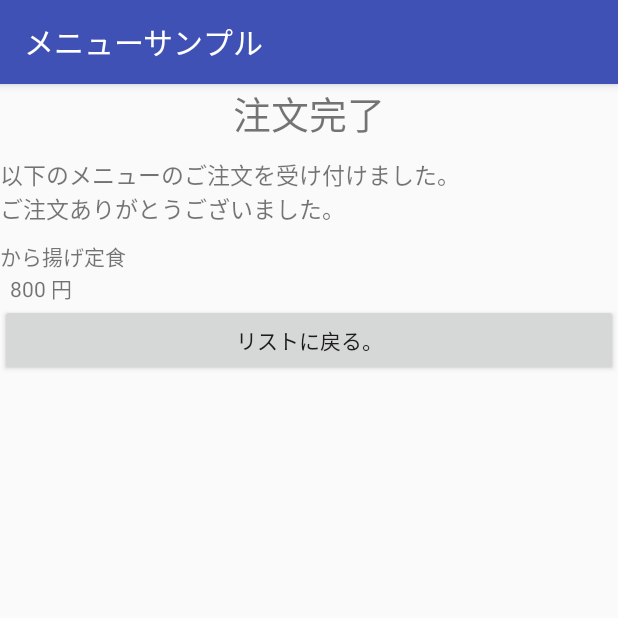
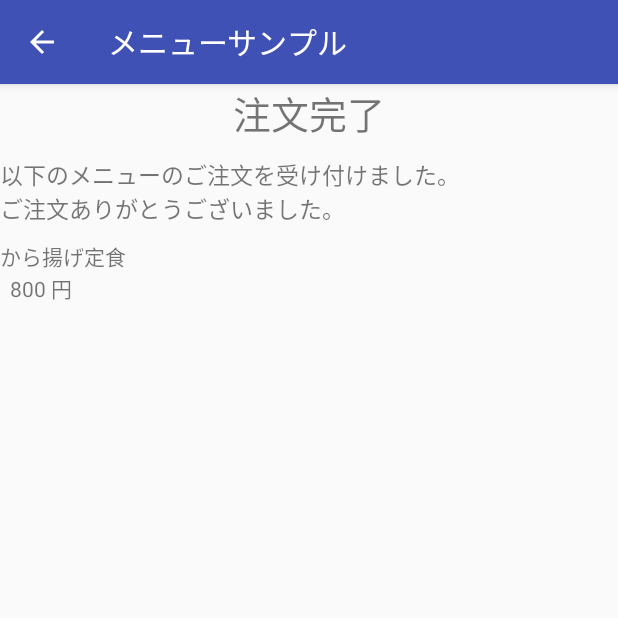
Before and after one commit to mattukouta/WINGS-project, an Android app: the screen it shows after launch (Main2Activity), after a tap on "から揚げ定食", on a phone screen of 412 x 824 dp, the top half of it. Run offline under Robolectric (Android 15) with nearby library versions, the light colour scheme and no system bars.

Commit message:
あとちょい

```diff
--- a/MenuSample/app/src/main/java/sample/kouta/menusample/Main2Activity.kt
+++ b/MenuSample/app/src/main/java/sample/kouta/menusample/Main2Activity.kt
@@ -3,6 +3,7 @@ package sample.kouta.menusample
 
 import android.support.v7.app.AppCompatActivity
 import android.os.Bundle
+import android.view.MenuItem
 import android.view.View
 import android.widget.TextView
 
@@ -22,9 +23,16 @@ class Main2Activity : AppCompatActivity() {
 
         tvMenuName.setText(menuName)
         tvMenuPrice.setText(menuPrice)
+
+        var actionBar=supportActionBar
+        actionBar!!.setDisplayHomeAsUpEnabled(true)
     }
 
-    fun onBackButtonClick(view: View){
-        finish()
+    override fun onOptionsItemSelected(item: MenuItem): Boolean {
+        var itemId=item.itemId
+        if (itemId==android.R.id.home){
+            finish()
+        }
+        return super.onOptionsItemSelected(item)
     }
 }
--- a/MenuSample/app/src/main/res/layout/activity_main2.xml
+++ b/MenuSample/app/src/main/res/layout/activity_main2.xml
@@ -34,10 +34,4 @@
             android:layout_height="wrap_content" />
     </LinearLayout>
 
-    <Button
-        android:layout_width="match_parent"
-        android:layout_height="wrap_content"
-        android:onClick="onBackButtonClick"
-        android:text="@string/bt_thx_back"/>
-
 </LinearLayout>
--- /dev/null
+++ b/MenuSample/app/src/main/res/menu/menu_context_menu_list.xml
@@ -0,0 +1,10 @@
+<?xml version="1.0" encoding="utf-8"?>
+<menu xmlns:android="http://schemas.android.com/apk/res/android">
+    <item
+        android:id="@+id/menuListContextDesc"
+        android:title="@string/menu_list_context_desc"/>
+    <item
+        android:id="@+id/menuListContextOrder"
+        android:title="@string/menu_list_context_order"/>
+
+</menu>
--- /dev/null
+++ b/MenuSample/app/src/main/res/menu/menu_options_menu_list.xml
@@ -0,0 +1,13 @@
+<?xml version="1.0" encoding="utf-8"?>
+<menu xmlns:android="http://schemas.android.com/apk/res/android"
+    xmlns:http="http://schemas.android.com/apk/res-auto"
+    xmlns:app="http://schemas.android.com/tools">
+    <item
+        android:id="@+id/menuListOptionTeisyoku"
+        app:showAsAction="never"
+        android:title="@string/menu_list_options_teisyoku"/>
+    <item
+        android:id="@+id/menuListOptionCurry"
+        app:showAsAction="never"
+        android:title="@string/menu_list_options_curry"/>
+</menu>
--- a/MenuSample/app/src/main/res/values/strings.xml
+++ b/MenuSample/app/src/main/res/values/strings.xml
@@ -8,5 +8,4 @@
     <string name="mebu_list_context_header">操作を選んでください。</string>
     <string name="tv_thx_title">注文完了</string>
     <string name="tv_thx_desc">以下のメニューのご注文を受け付けました。\nご注文ありがとうございました。</string>
-    <string name="bt_thx_back">リストに戻る。</string>
 </resources>
```
Also changed, not shown: MenuSample/app/src/main/java/sample/kouta/menusample/MainActivity.kt (+78 -1 lines).
